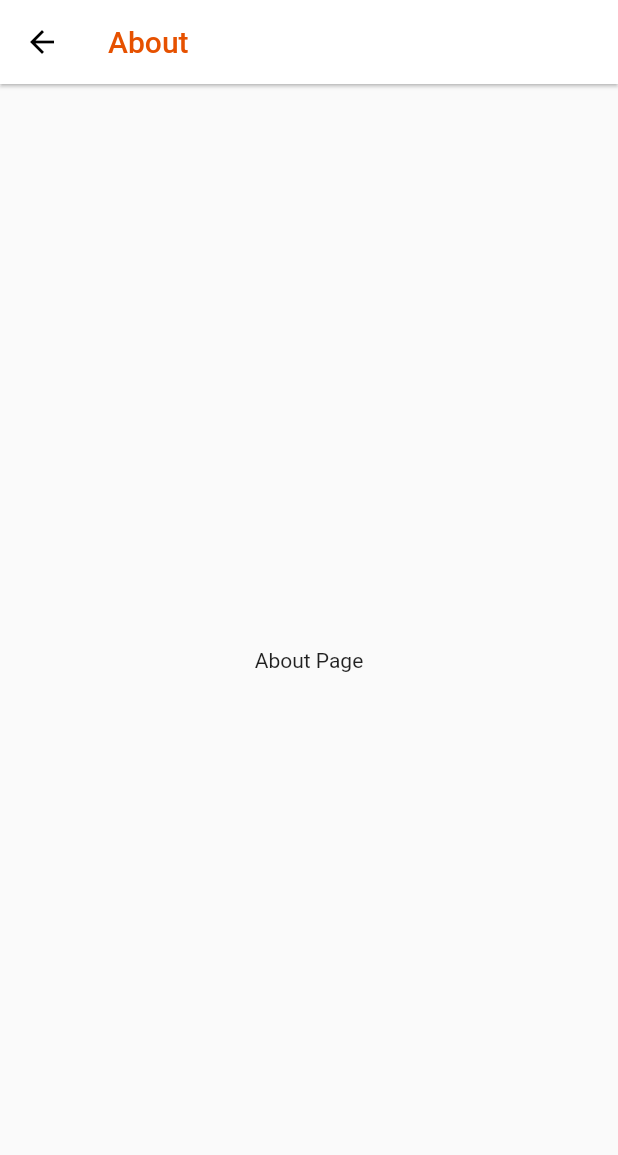
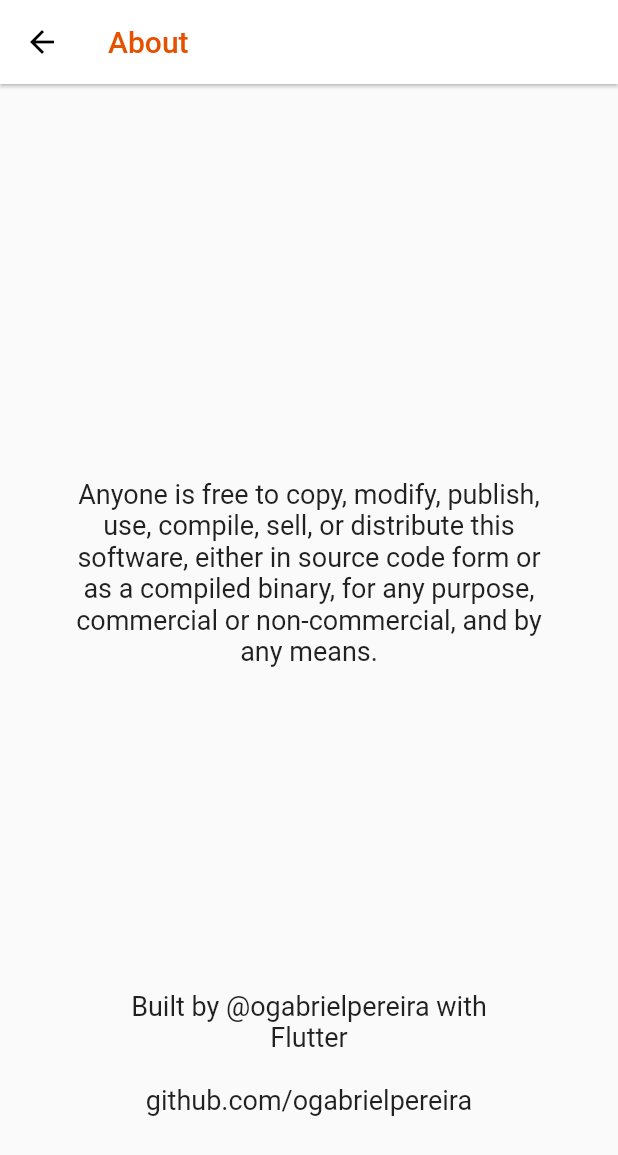
Before and after one commit to 0xV3nn/0xBA53, a Flutter app: the AboutPage screen opened by its route, on a phone screen of 412 x 824 dp. Shown: the top 1155 px of the screen. Run offline on Flutter 3.47's test engine with Material 2 defaults, Android fonts, the phone set to English and light mode, and no system bars.

Commit message:
AboutPage update

```diff
--- a/lib/main.dart
+++ b/lib/main.dart
@@ -21,7 +21,7 @@ class MyApp extends StatelessWidget {
       initialRoute: "/",
       routes: {
         '/': (context) => const HomePage(),
-        '/about': (context) => const AboutPage(),
+        '/about': (context) => const AboutPage()
       }
     );
   }
--- a/lib/view/about_page.dart
+++ b/lib/view/about_page.dart
@@ -5,6 +5,7 @@ class AboutPage extends StatelessWidget {
 
   @override
   Widget build(BuildContext context) {
+    final size = MediaQuery.of(context).size;
     return Scaffold(
       appBar: AppBar(
           leading: IconButton(
@@ -16,9 +17,47 @@ class AboutPage extends StatelessWidget {
           backgroundColor: const Color.fromARGB(255, 255, 255, 255),
           elevation: 1,
         ),
-      body: const Center(
-        child: Text('About Page'),
+      body: Center(
+        child: Column(
+            mainAxisAlignment: MainAxisAlignment.spaceBetween,
+            children: [
+              SizedBox(width: 8.0),
+              SizedBox(width: 8.0),
+              Padding(
+                padding: const EdgeInsets.all(8.0),
+                child: SizedBox(
+                  width: 0.8 * size.width,
+                  child: const Text(
+
+                          'Anyone is free to copy, modify, publish, use, compile, sell, or'
+                          ' distribute this software, either in source code form or as a compiled'
+                          ' binary, for any purpose, commercial or non-commercial, and by any means.',
+                          textAlign: TextAlign.center,
+                          style: TextStyle(
+                          fontSize: 18,
+                        )),
+                ),
+              ),
+
+              Padding(
+                padding: const EdgeInsets.all(80.0),
+                child: SizedBox(
+                  width: 0.8 * size.width,
+                  child: const Text(
+                    "Built by @ogabrielpereira with Flutter"
+                    "\n\n"
+                    "github.com/ogabrielpereira",
+
+                    textAlign: TextAlign.center,
+                    style: TextStyle(fontSize: 18)
+                  )
+                ),
+              ),
+
+            ],
+          ),
       ),
+
     );
   }
 }
--- a/pubspec.yaml
+++ b/pubspec.yaml
@@ -36,6 +36,7 @@ dependencies:
   # Use with the CupertinoIcons class for iOS style icons.
   cupertino_icons: ^1.0.2
   flutter_launcher_icons: ^0.13.1
+  url_launcher: ^6.1.10
 
 flutter_icons:
   android: "launcher_icon"
```
Also changed, not shown: pubspec.lock, 15 other files.
